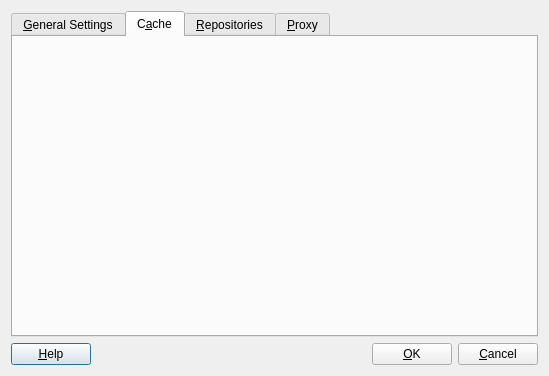
This is kde4/package-manager/manager/ui/settingsdialog.ui in pars-linux/uludag as Qt 5 draws it before an edit. The edited form follows.
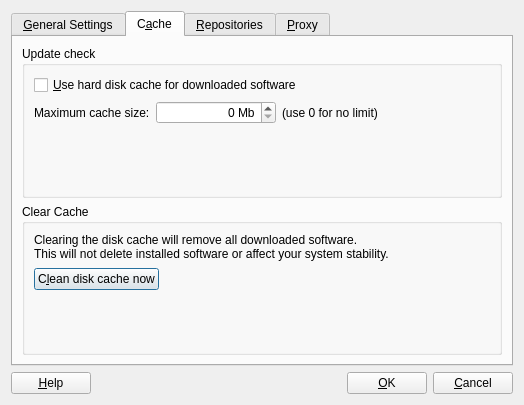
This is the edited form. The open tabs and pages were chosen to show the change. Icons and pictures are not drawn.

Commit message: Cache tab

Patch:
```diff
--- a/kde4/package-manager/manager/ui/settingsdialog.ui
+++ b/kde4/package-manager/manager/ui/settingsdialog.ui
@@ -5,8 +5,8 @@
    <rect>
     <x>0</x>
     <y>0</y>
-    <width>549</width>
-    <height>376</height>
+    <width>524</width>
+    <height>405</height>
    </rect>
   </property>
   <property name="windowTitle" >
@@ -195,6 +195,157 @@
       <attribute name="title" >
        <string>C&amp;ache</string>
       </attribute>
+      <layout class="QGridLayout" name="gridLayout_7" >
+       <item row="0" column="0" >
+        <widget class="QGroupBox" name="updateCheckGroupBox_2" >
+         <property name="sizePolicy" >
+          <sizepolicy vsizetype="Preferred" hsizetype="Expanding" >
+           <horstretch>0</horstretch>
+           <verstretch>0</verstretch>
+          </sizepolicy>
+         </property>
+         <property name="title" >
+          <string>Update check</string>
+         </property>
+         <property name="alignment" >
+          <set>Qt::AlignLeading|Qt::AlignLeft|Qt::AlignTop</set>
+         </property>
+         <layout class="QGridLayout" name="gridLayout_5" >
+          <item row="0" column="0" colspan="4" >
+           <widget class="QCheckBox" name="useCacheCheck" >
+            <property name="text" >
+             <string>&amp;Use hard disk cache for downloaded software</string>
+            </property>
+           </widget>
+          </item>
+          <item row="1" column="0" >
+           <widget class="QLabel" name="useCacheLabel" >
+            <property name="text" >
+             <string>Maximum cache size:</string>
+            </property>
+           </widget>
+          </item>
+          <item row="1" column="1" >
+           <widget class="QSpinBox" name="useCacheSpin" >
+            <property name="minimumSize" >
+             <size>
+              <width>120</width>
+              <height>0</height>
+             </size>
+            </property>
+            <property name="alignment" >
+             <set>Qt::AlignRight|Qt::AlignTrailing|Qt::AlignVCenter</set>
+            </property>
+            <property name="suffix" >
+             <string> Mb</string>
+            </property>
+            <property name="minimum" >
+             <number>0</number>
+            </property>
+            <property name="maximum" >
+             <number>10000</number>
+            </property>
+            <property name="value" >
+             <number>0</number>
+            </property>
+           </widget>
+          </item>
+          <item row="1" column="2" >
+           <widget class="QLabel" name="useCacheLimitTip" >
+            <property name="text" >
+             <string>(use 0 for no limit)</string>
+            </property>
+           </widget>
+          </item>
+          <item row="1" column="3" >
+           <spacer name="horizontalSpacer" >
+            <property name="orientation" >
+             <enum>Qt::Horizontal</enum>
+            </property>
+            <property name="sizeHint" stdset="0" >
+             <size>
+              <width>330</width>
+              <height>24</height>
+             </size>
+            </property>
+           </spacer>
+          </item>
+          <item row="2" column="1" >
+           <spacer name="verticalSpacer" >
+            <property name="orientation" >
+             <enum>Qt::Vertical</enum>
+            </property>
+            <property name="sizeHint" stdset="0" >
+             <size>
+              <width>20</width>
+              <height>40</height>
+             </size>
+            </property>
+           </spacer>
+          </item>
+         </layout>
+        </widget>
+       </item>
+       <item row="1" column="0" >
+        <widget class="QGroupBox" name="clearCacheGroupBox" >
+         <property name="sizePolicy" >
+          <sizepolicy vsizetype="Preferred" hsizetype="Expanding" >
+           <horstretch>0</horstretch>
+           <verstretch>0</verstretch>
+          </sizepolicy>
+         </property>
+         <property name="title" >
+          <string>Clear Cache</string>
+         </property>
+         <property name="alignment" >
+          <set>Qt::AlignLeading|Qt::AlignLeft|Qt::AlignTop</set>
+         </property>
+         <layout class="QGridLayout" name="gridLayout_6" >
+          <item row="0" column="0" colspan="2" >
+           <widget class="QLabel" name="clearCacheDesc" >
+            <property name="text" >
+             <string>Clearing the disk cache will remove all downloaded software. 
+This will not delete installed software or affect your system stability.</string>
+            </property>
+           </widget>
+          </item>
+          <item row="1" column="0" >
+           <widget class="QPushButton" name="clearCacheButton" >
+            <property name="text" >
+             <string>C&amp;lean disk cache now</string>
+            </property>
+           </widget>
+          </item>
+          <item row="1" column="1" >
+           <spacer name="horizontalSpacer" >
+            <property name="orientation" >
+             <enum>Qt::Horizontal</enum>
+            </property>
+            <property name="sizeHint" stdset="0" >
+             <size>
+              <width>330</width>
+              <height>24</height>
+             </size>
+            </property>
+           </spacer>
+          </item>
+          <item row="2" column="0" >
+           <spacer name="verticalSpacer" >
+            <property name="orientation" >
+             <enum>Qt::Vertical</enum>
+            </property>
+            <property name="sizeHint" stdset="0" >
+             <size>
+              <width>20</width>
+              <height>40</height>
+             </size>
+            </property>
+           </spacer>
+          </item>
+         </layout>
+        </widget>
+       </item>
+      </layout>
      </widget>
      <widget class="QWidget" name="tab_3" >
       <attribute name="title" >
```
Left out of the diff: 4 changed lines with no effect on the pictures.
